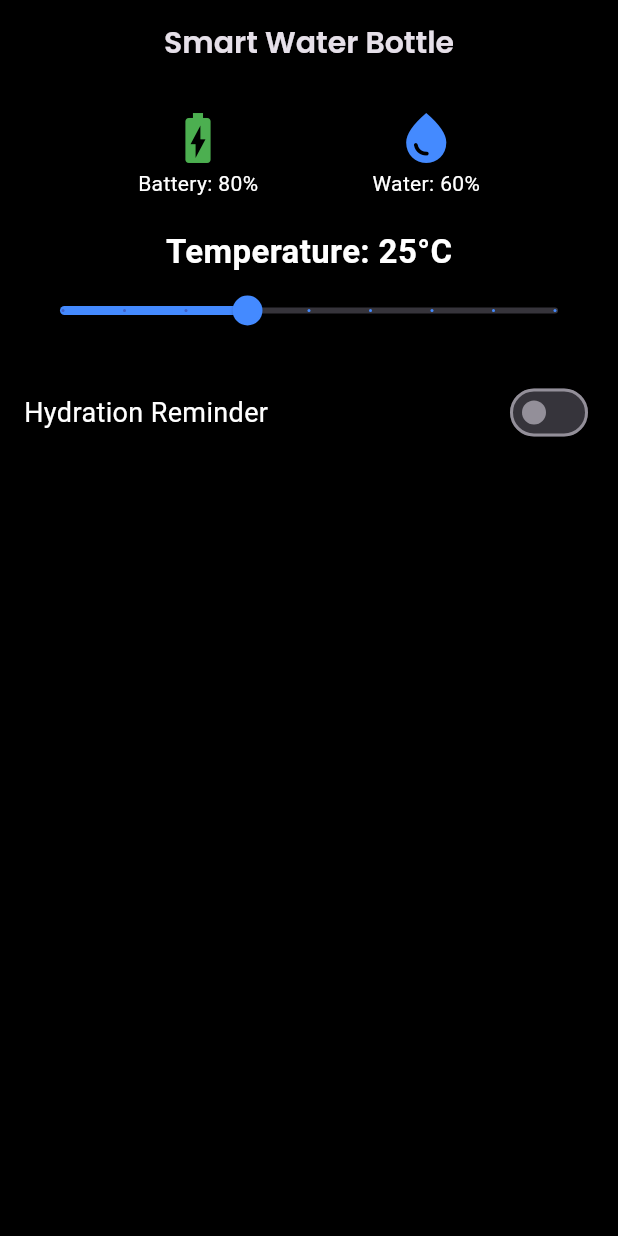
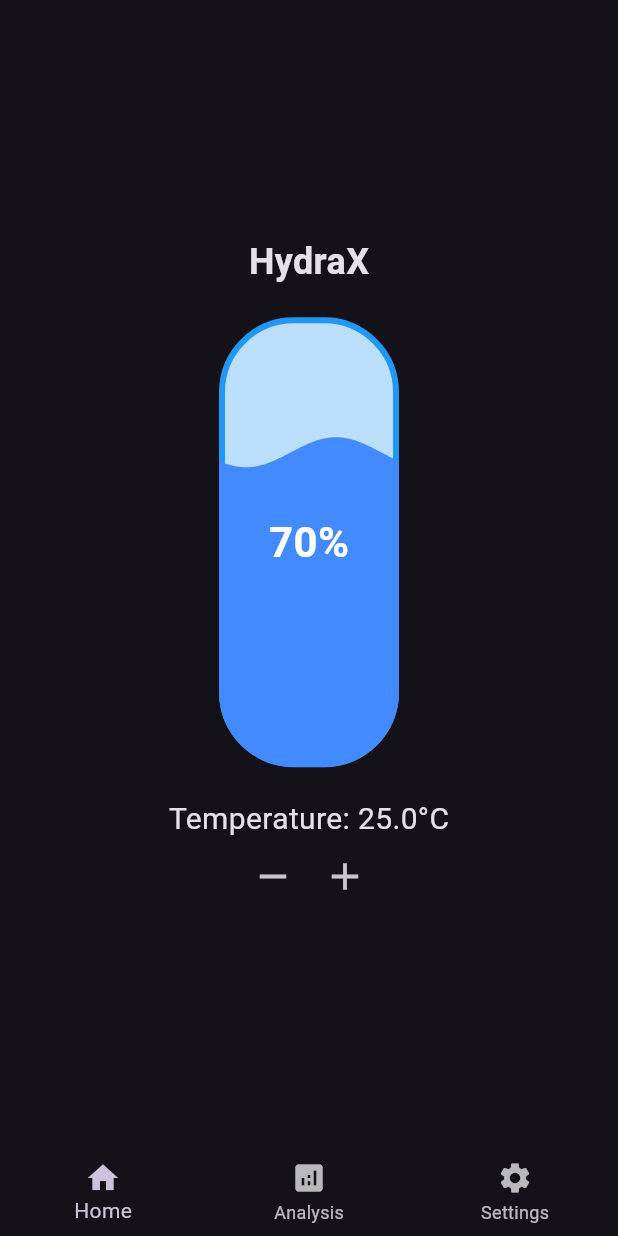
Before and after one commit to sivaprakasam-07/HydraX, a Flutter app: the screen it shows after launch, on a phone screen of 412 x 824 dp. Run offline on Flutter 3.47's test engine with Material 3 defaults, Android fonts, the phone set to English and light mode, and no system bars.

Commit message:
added water level in home screen

```diff
--- /dev/null
+++ b/devtools_options.yaml
@@ -0,0 +1,3 @@
+description: This file stores settings for Dart & Flutter DevTools.
+documentation: https://docs.flutter.dev/tools/devtools/extensions#configure-extension-enablement-states
+extensions:
--- a/lib/main.dart
+++ b/lib/main.dart
@@ -1,17 +1,55 @@
 import 'package:flutter/material.dart';
 import 'screens/home_screen.dart';
+import 'screens/analysis_screen.dart';
+import 'screens/settings_screen.dart';
 
 void main() {
-  runApp(MyApp());
+  runApp(HydraXApp());
 }
 
-class MyApp extends StatelessWidget {
+class HydraXApp extends StatelessWidget {
   @override
   Widget build(BuildContext context) {
     return MaterialApp(
       debugShowCheckedModeBanner: false,
-      theme: ThemeData.dark(), // Modern UI Theme
-      home: HomeScreen(),
+      theme: ThemeData.dark(),
+      home: MainScreen(),
     );
   }
 }
+
+class MainScreen extends StatefulWidget {
+  @override
+  _MainScreenState createState() => _MainScreenState();
+}
+
+class _MainScreenState extends State<MainScreen> {
+  int _selectedIndex = 0;
+  final List<Widget> _screens = [
+    HomeScreen(),
+    AnalysisScreen(),
+    SettingsScreen(),
+  ];
+
+  void _onItemTapped(int index) {
+    setState(() {
+      _selectedIndex = index;
+    });
+  }
+
+  @override
+  Widget build(BuildContext context) {
+    return Scaffold(
+      body: _screens[_selectedIndex],
+      bottomNavigationBar: BottomNavigationBar(
+        currentIndex: _selectedIndex,
+        onTap: _onItemTapped,
+        items: [
+          BottomNavigationBarItem(icon: Icon(Icons.home), label: 'Home'),
+          BottomNavigationBarItem(icon: Icon(Icons.analytics), label: 'Analysis'),
+          BottomNavigationBarItem(icon: Icon(Icons.settings), label: 'Settings'),
+        ],
+      ),
+    );
+  }
+}
--- /dev/null
+++ b/lib/screens/analysis_screen.dart
@@ -0,0 +1,15 @@
+import 'package:flutter/material.dart';
+
+class AnalysisScreen extends StatelessWidget {
+  @override
+  Widget build(BuildContext context) {
+    return Scaffold(
+      body: Center(
+        child: Text(
+          'Analysis Screen',
+          style: TextStyle(fontSize: 24, fontWeight: FontWeight.bold),
+        ),
+      ),
+    );
+  }
+}
--- a/lib/screens/home_screen.dart
+++ b/lib/screens/home_screen.dart
@@ -1,34 +1,147 @@
 import 'package:flutter/material.dart';
-import 'package:google_fonts/google_fonts.dart';
-import '../widgets/temperature_control.dart';
-import '../widgets/battery_water_level.dart';
-import '../widgets/hydration_reminder.dart';
+import 'dart:math';
 
-class HomeScreen extends StatelessWidget {
+class HomeScreen extends StatefulWidget {
+  @override
+  _HomeScreenState createState() => _HomeScreenState();
+}
+
+class _HomeScreenState extends State<HomeScreen> with TickerProviderStateMixin {
+  double _waterLevel = 70.0; // Water level percentage
+  double _currentTemperature = 25.0; // Default temperature
+
+  late AnimationController _waveController;
+
+  @override
+  void initState() {
+    super.initState();
+    _waveController =
+        AnimationController(vsync: this, duration: Duration(seconds: 2))
+          ..repeat(reverse: true);
+  }
+
+  @override
+  void dispose() {
+    _waveController.dispose();
+    super.dispose();
+  }
+
+  void _increaseTemperature() {
+    setState(() {
+      if (_currentTemperature < 50) _currentTemperature += 1;
+    });
+  }
+
+  void _decreaseTemperature() {
+    setState(() {
+      if (_currentTemperature > 10) _currentTemperature -= 1;
+    });
+  }
+
   @override
   Widget build(BuildContext context) {
     return Scaffold(
-      backgroundColor: Colors.black, // Dark theme for modern UI
-      appBar: AppBar(
-        title: Text("Smart Water Bottle",
-            style: GoogleFonts.poppins(fontSize: 20, fontWeight: FontWeight.w600)),
-        backgroundColor: Colors.transparent,
-        elevation: 0,
-        centerTitle: true,
-      ),
-      body: Padding(
-        padding: const EdgeInsets.all(16.0),
+      body: Center(
         child: Column(
-          crossAxisAlignment: CrossAxisAlignment.center,
+          mainAxisAlignment: MainAxisAlignment.center,
           children: [
-            BatteryWaterLevel(), // Battery & Water Level UI
+            Text(
+              'HydraX',
+              style: TextStyle(fontSize: 24, fontWeight: FontWeight.bold),
+            ),
             SizedBox(height: 20),
-            TemperatureControl(), // Temperature Controls
+            Stack(
+              alignment: Alignment.center,
+              children: [
+                // Water Bottle Shape
+                Container(
+                  width: 120,
+                  height: 300,
+                  decoration: BoxDecoration(
+                    color: Colors.blue[100],
+                    borderRadius: BorderRadius.circular(50),
+                    border: Border.all(color: Colors.blue, width: 4),
+                  ),
+                ),
+                // Water Wave Animation
+                ClipRRect(
+                  borderRadius: BorderRadius.circular(50),
+                  child: AnimatedBuilder(
+                    animation: _waveController,
+                    builder: (context, child) {
+                      return CustomPaint(
+                        painter: WaterPainter(
+                            waveOffset: _waveController.value,
+                            waterLevel: _waterLevel),
+                        child: Container(
+                          width: 120,
+                          height: 300,
+                        ),
+                      );
+                    },
+                  ),
+                ),
+                // Water Level Text
+                Text(
+                  '${_waterLevel.toInt()}%',
+                  style: TextStyle(
+                      fontSize: 28,
+                      fontWeight: FontWeight.bold,
+                      color: Colors.white),
+                ),
+              ],
+            ),
             SizedBox(height: 20),
-            HydrationReminder(), // Hydration Reminder Section
+            Text(
+              'Temperature: ${_currentTemperature.toStringAsFixed(1)}°C',
+              style: TextStyle(fontSize: 20),
+            ),
+            Row(
+              mainAxisAlignment: MainAxisAlignment.center,
+              children: [
+                IconButton(
+                  icon: Icon(Icons.remove, size: 30),
+                  onPressed: _decreaseTemperature,
+                ),
+                IconButton(
+                  icon: Icon(Icons.add, size: 30),
+                  onPressed: _increaseTemperature,
+                ),
+              ],
+            ),
           ],
         ),
       ),
     );
   }
 }
+
+class WaterPainter extends CustomPainter {
+  final double waveOffset;
+  final double waterLevel;
+
+  WaterPainter({required this.waveOffset, required this.waterLevel});
+
+  @override
+  void paint(Canvas canvas, Size size) {
+    Paint wavePaint = Paint()
+      ..color = Colors.blueAccent
+      ..style = PaintingStyle.fill;
+
+    double waterHeight = (1 - (waterLevel / 100)) * size.height;
+
+    Path wavePath = Path();
+    for (double i = 0; i <= size.width; i++) {
+      double waveHeight = sin((i / size.width * 2 * pi) + (waveOffset * 2 * pi)) * 10;
+      wavePath.lineTo(i, waterHeight + waveHeight);
+    }
+    wavePath.lineTo(size.width, size.height);
+    wavePath.lineTo(0, size.height);
+    wavePath.close();
+
+    canvas.drawPath(wavePath, wavePaint);
+  }
+
+  @override
+  bool shouldRepaint(covariant CustomPainter oldDelegate) => true;
+}
--- /dev/null
+++ b/lib/screens/settings_screen.dart
@@ -0,0 +1,15 @@
+import 'package:flutter/material.dart';
+
+class SettingsScreen extends StatelessWidget {
+  @override
+  Widget build(BuildContext context) {
+    return Scaffold(
+      body: Center(
+        child: Text(
+          'Settings Screen',
+          style: TextStyle(fontSize: 24, fontWeight: FontWeight.bold),
+        ),
+      ),
+    );
+  }
+}
--- a/lib/widgets/battery_water_level.dart
+++ /dev/null
@@ -1,29 +0,0 @@
-import 'package:flutter/material.dart';
-
-class BatteryWaterLevel extends StatelessWidget {
-  final double batteryLevel = 80; // Example battery level
-  final double waterLevel = 60; // Example water level
-
-  @override
-  Widget build(BuildContext context) {
-    return Row(
-      mainAxisAlignment: MainAxisAlignment.spaceEvenly,
-      children: [
-        Column(
-          children: [
-            Icon(Icons.battery_charging_full, color: Colors.green, size: 40),
-            Text("Battery: ${batteryLevel.toInt()}%",
-                style: TextStyle(color: Colors.white)),
-          ],
-        ),
-        Column(
-          children: [
-            Icon(Icons.water_drop, color: Colors.blueAccent, size: 40),
-            Text("Water: ${waterLevel.toInt()}%",
-                style: TextStyle(color: Colors.white)),
-          ],
-        ),
-      ],
-    );
-  }
-}
--- a/lib/widgets/hydration_reminder.dart
+++ /dev/null
@@ -1,30 +0,0 @@
-import 'package:flutter/material.dart';
-
-class HydrationReminder extends StatefulWidget {
-  @override
-  _HydrationReminderState createState() => _HydrationReminderState();
-}
-
-class _HydrationReminderState extends State<HydrationReminder> {
-  bool reminderOn = false;
-
-  @override
-  Widget build(BuildContext context) {
-    return Row(
-      mainAxisAlignment: MainAxisAlignment.spaceBetween,
-      children: [
-        Text("Hydration Reminder",
-            style: TextStyle(color: Colors.white, fontSize: 18)),
-        Switch(
-          value: reminderOn,
-          onChanged: (value) {
-            setState(() {
-              reminderOn = value;
-            });
-          },
-          activeColor: Colors.blueAccent,
-        ),
-      ],
-    );
-  }
-}
--- a/lib/widgets/temperature_control.dart
+++ /dev/null
@@ -1,32 +0,0 @@
-import 'package:flutter/material.dart';
-
-class TemperatureControl extends StatefulWidget {
-  @override
-  _TemperatureControlState createState() => _TemperatureControlState();
-}
-
-class _TemperatureControlState extends State<TemperatureControl> {
-  double _currentTemperature = 25.0; // Default temperature
-
-  @override
-  Widget build(BuildContext context) {
-    return Column(
-      children: [
-        Text("Temperature: ${_currentTemperature.toInt()}°C",
-            style: TextStyle(fontSize: 22, color: Colors.white, fontWeight: FontWeight.bold)),
-        Slider(
-          min: 10,
-          max: 50,
-          value: _currentTemperature,
-          divisions: 8,
-          activeColor: Colors.blueAccent,
-          onChanged: (value) {
-            setState(() {
-              _currentTemperature = value;
-            });
-          },
-        ),
-      ],
-    );
-  }
-}
```
Also changed, not shown: lib/controllers/hydration_controller.dart (added), lib/models/hydration_model.dart (added), lib/services/bluetooth_service.dart (added), lib/utils/theme.dart (added), lib/widgets/battery_widget.dart (added), lib/widgets/temperature_control_widget.dart (added), lib/widgets/water_level_widget.dart (added).
